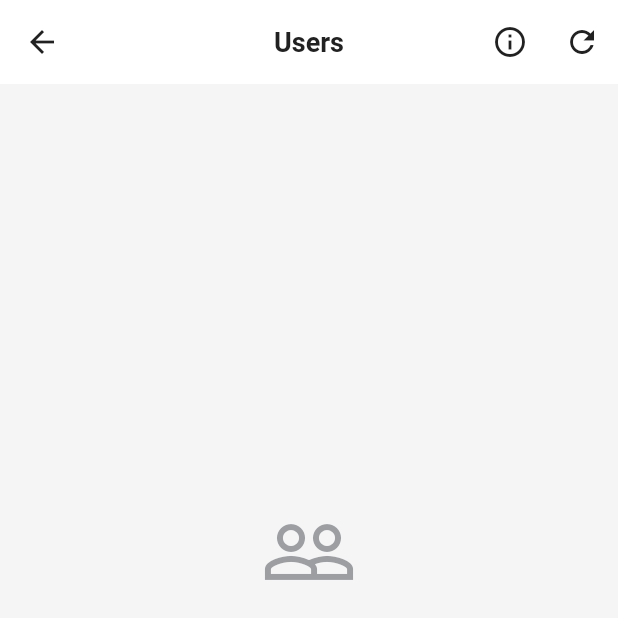
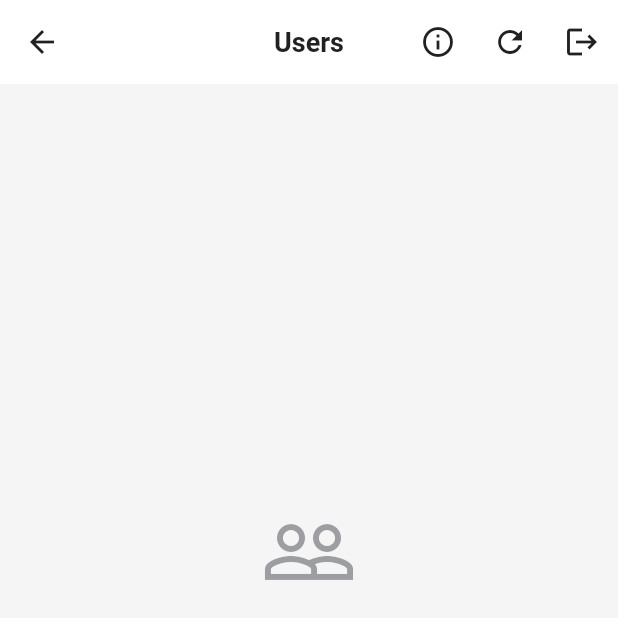
Before and after one commit to etnt/cryptic-mobile, a Flutter app: the UsersScreen screen opened directly, on a phone screen of 412 x 824 dp, the top half of it. Run offline on Flutter 3.47's test engine with Material 3 defaults, Android fonts, the phone set to English and light mode, and no system bars; our stand-ins replace flutter_riverpod, flutter_secure_storage; missing offline and left inert: cryptography, mobile_scanner, pointycastle; accounts and stored records are empty.

Commit message:
Adding logout button

```diff
--- a/cryptic_app/lib/presentation/screens/users_screen.dart
+++ b/cryptic_app/lib/presentation/screens/users_screen.dart
@@ -6,6 +6,7 @@ library;
 import 'package:flutter/material.dart';
 import 'package:flutter_riverpod/flutter_riverpod.dart';
 
+import '../providers/auth_provider.dart';
 import '../providers/engine_provider.dart';
 import '../providers/messages_provider.dart';
 import '../widgets/empty_state.dart';
@@ -43,6 +44,11 @@ class UsersScreen extends ConsumerWidget {
               print('[UsersScreen] Refresh pressed, engine=$engine, isConnected=${engine?.isConnected}');
               engine?.requestUserList();
             },
+          ),
+          IconButton(
+            icon: const Icon(Icons.logout),
+            tooltip: 'Logout',
+            onPressed: () => ref.read(authProvider.notifier).logout(),
           ),
         ],
       ),
```
